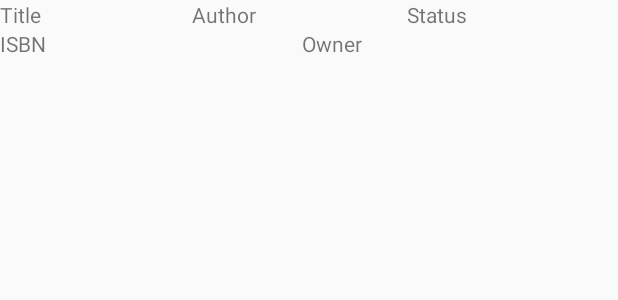
After one commit to CMPUT301F20T04/BookAtMeNow, an Android app: the layout book_row.xml on its own in the app's theme, with its tools: preview values and no code run, on a phone screen of 412 x 824 dp. The commit adds this screen. Shown: the top 300 px of the screen. Run offline under Robolectric (Android 15) with nearby library versions, the phone set to English and light mode, and no system bars.

Commit message:
basic adapter functionality with a generic Collection<Book> internal data list - unsure whether it works because I don't know how Book will be implemented and I also need to add documentation

```diff
--- /dev/null
+++ b/app/src/main/res/layout/book_row.xml
@@ -0,0 +1,56 @@
+<?xml version="1.0" encoding="utf-8"?>
+<LinearLayout xmlns:android="http://schemas.android.com/apk/res/android"
+    android:layout_width="match_parent"
+    android:layout_height="wrap_content"
+    android:orientation="vertical">
+
+    <LinearLayout
+        android:layout_width="match_parent"
+        android:layout_height="match_parent"
+        android:layout_weight="0"
+        android:orientation="horizontal">
+
+        <TextView
+            android:id="@+id/title_text"
+            android:layout_width="wrap_content"
+            android:layout_height="wrap_content"
+            android:layout_weight="1"
+            android:text="@string/default_title" />
+
+        <TextView
+            android:id="@+id/author_text"
+            android:layout_width="wrap_content"
+            android:layout_height="wrap_content"
+            android:layout_weight="1"
+            android:text="@string/default_author" />
+
+        <TextView
+            android:id="@+id/status_text"
+            android:layout_width="wrap_content"
+            android:layout_height="wrap_content"
+            android:layout_weight="1"
+            android:text="@string/default_status" />
+    </LinearLayout>
+
+    <LinearLayout
+        android:layout_width="match_parent"
+        android:layout_height="match_parent"
+        android:layout_weight="0"
+        android:orientation="horizontal">
+
+        <TextView
+            android:id="@+id/isbn_text"
+            android:layout_width="wrap_content"
+            android:layout_height="wrap_content"
+            android:layout_weight="1"
+            android:text="@string/default_isbn" />
+
+        <TextView
+            android:id="@+id/owner_text"
+            android:layout_width="wrap_content"
+            android:layout_height="wrap_content"
+            android:layout_weight="1"
+            android:text="@string/default_owner" />
+    </LinearLayout>
+
+</LinearLayout>
--- a/app/src/main/res/values/strings.xml
+++ b/app/src/main/res/values/strings.xml
@@ -1,3 +1,10 @@
 <resources>
     <string name="app_name">Book at Me Now</string>
+    <string name="default_title">Title</string>
+
+    <!-- defaults for book rows -->
+    <string name="default_author">Author</string>
+    <string name="default_status">Status</string>
+    <string name="default_isbn">ISBN</string>
+    <string name="default_owner">Owner</string>
 </resources>
```
Also changed, not shown: app/src/main/java/ca/ualberta/cmput301f20t04/bookatmenow/BookList.java (added, +117 -0 lines).
